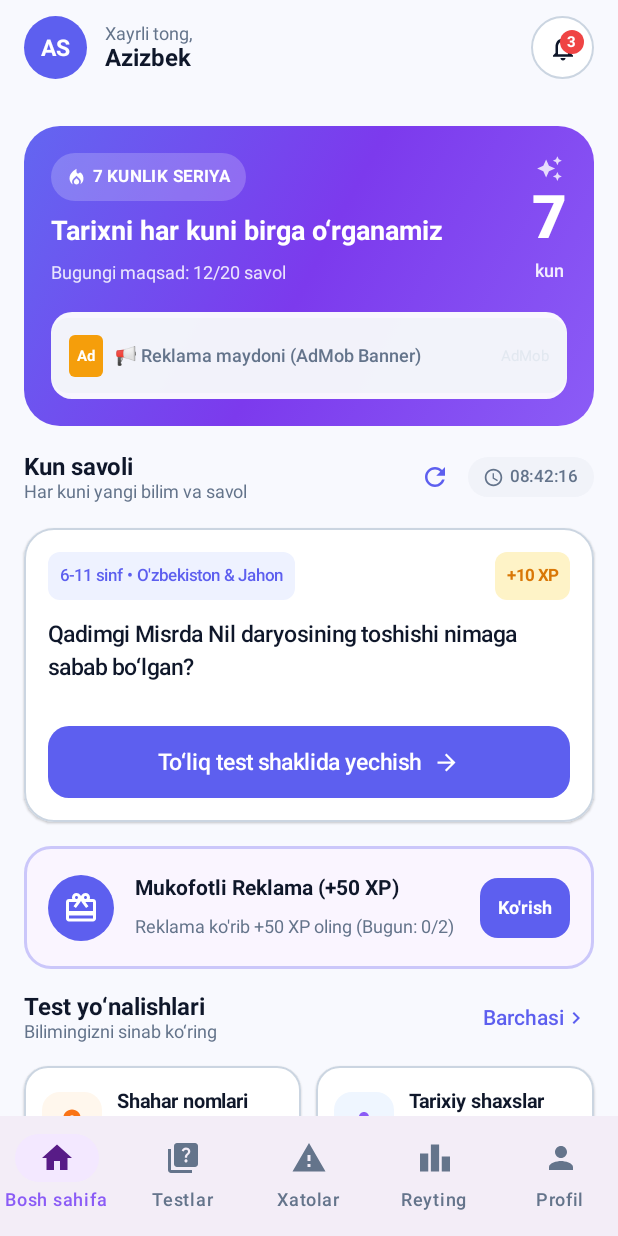
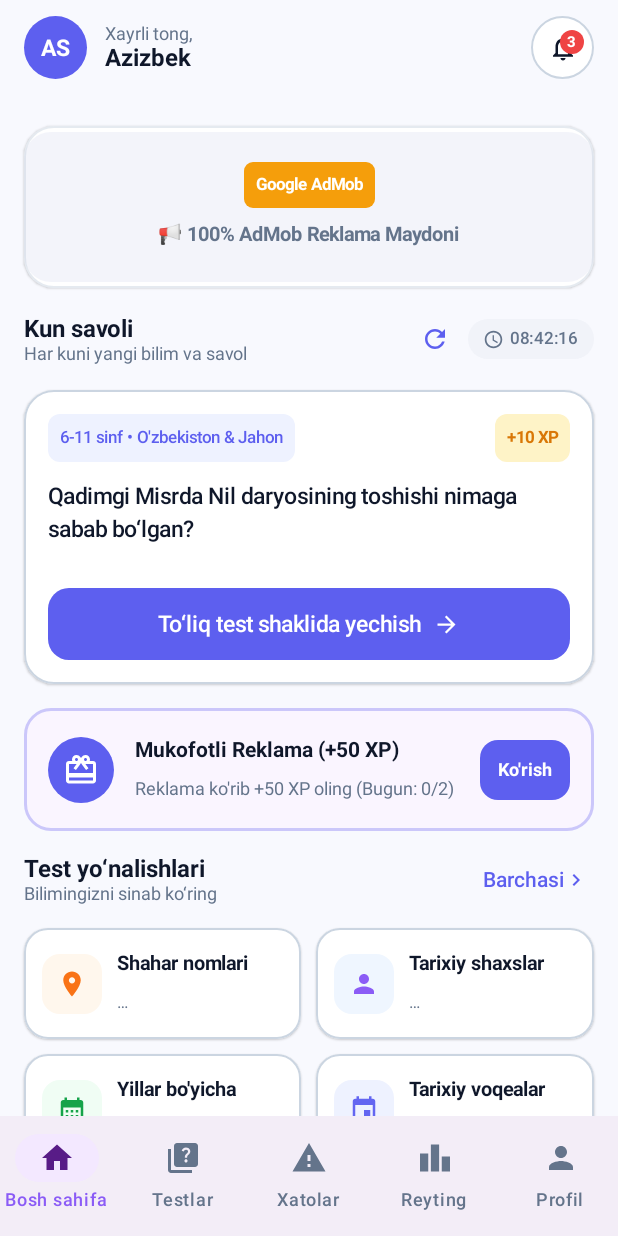
Before and after one commit to Mrxforte/TarixUstoz, an Android app built with Jetpack Compose: the screen it shows after launch (MainActivity), on a phone screen of 412 x 824 dp. Run offline under Robolectric (Android 15) with nearby library versions, the phone set to English and light mode, and no system bars; our stand-ins replace AdMob, Dagger/Hilt's generated code, Room's generated code; pictures from the network do not load; 2 statements that could not run were skipped.

Commit message:
Make hero banner 100% dedicated to Google AdMob banner ads with auto-refresh

```diff
--- a/app/src/main/java/com/tarixustoz/app/ads/AdMobManager.kt
+++ b/app/src/main/java/com/tarixustoz/app/ads/AdMobManager.kt
@@ -5,7 +5,6 @@ import android.content.Context
 import android.content.ContextWrapper
 import android.util.Log
 import android.widget.Toast
-import androidx.compose.foundation.BorderStroke
 import androidx.compose.foundation.layout.*
 import androidx.compose.foundation.shape.RoundedCornerShape
 import androidx.compose.material3.MaterialTheme
@@ -164,6 +163,113 @@ object AdMobManager {
     }
 
     /**
+     * 100% Dedicated Large/Medium AdMob Banner Ad View for Hero Banner Slot.
+     * Auto-refreshes every 30 seconds.
+     */
+    @Composable
+    fun DedicatedHeroBannerAdView(
+        modifier: Modifier = Modifier,
+        adUnitId: String = BANNER_AD_UNIT_ID,
+        autoRefreshIntervalSeconds: Long = 30L
+    ) {
+        var isAdLoaded by remember { mutableStateOf(false) }
+        var activeUnitId by remember { mutableStateOf(adUnitId) }
+        var adViewRef by remember { mutableStateOf<AdView?>(null) }
+
+        LaunchedEffect(activeUnitId) {
+            while (isActive) {
+                delay(autoRefreshIntervalSeconds * 1000L)
+                adViewRef?.loadAd(AdRequest.Builder().build())
+            }
+        }
+
+        Box(
+            modifier = modifier
+                .fillMaxWidth()
+                .wrapContentHeight(),
+            contentAlignment = Alignment.Center
+        ) {
+            key(activeUnitId) {
+                AndroidView(
+                    modifier = Modifier.fillMaxWidth(),
+                    factory = { context ->
+                        AdView(context).apply {
+                            setAdSize(AdSize.LARGE_BANNER)
+                            setAdUnitId(activeUnitId)
+                            adListener = object : AdListener() {
+                                override fun onAdLoaded() {
+                                    isAdLoaded = true
+                                }
+
+                                override fun onAdFailedToLoad(loadAdError: LoadAdError) {
+                                    Log.w(TAG, "Hero banner load failed for $activeUnitId: ${loadAdError.message}. Switching to test banner.")
+                                    if (activeUnitId != TEST_BANNER_AD_UNIT_ID) {
+                                        activeUnitId = TEST_BANNER_AD_UNIT_ID
+                                    }
+                                }
+                            }
+                            loadAd(AdRequest.Builder().build())
+                            adViewRef = this
+                        }
+                    },
+                    update = { adView ->
+                        adViewRef = adView
+                    }
+                )
+            }
+
+            DisposableEffect(activeUnitId) {
+                onDispose {
+                    adViewRef?.destroy()
+                    adViewRef = null
+                }
+            }
+
+            if (!isAdLoaded) {
+                Surface(
+                    shape = RoundedCornerShape(18.dp),
+                    color = MaterialTheme.colorScheme.surfaceVariant.copy(alpha = 0.85f),
+                    modifier = Modifier
+                        .fillMaxWidth()
+                        .height(100.dp)
+                ) {
+                    Box(
+                        modifier = Modifier
+                            .fillMaxSize()
+                            .padding(16.dp),
+                        contentAlignment = Alignment.Center
+                    ) {
+                        Column(
+                            horizontalAlignment = Alignment.CenterHorizontally,
+                            verticalArrangement = Arrangement.Center
+                        ) {
+                            Surface(
+                                shape = RoundedCornerShape(6.dp),
+                                color = Color(0xFFF59E0B)
+                            ) {
+                                Text(
+                                    text = "Google AdMob",
+                                    color = Color.White,
+                                    fontSize = 11.sp,
+                                    fontWeight = FontWeight.Bold,
+                                    modifier = Modifier.padding(horizontal = 8.dp, vertical = 3.dp)
+                                )
+                            }
+                            Spacer(Modifier.height(6.dp))
+                            Text(
+                                text = "📢 100% AdMob Reklama Maydoni",
+                                fontSize = 13.sp,
+                                fontWeight = FontWeight.Bold,
+                                color = MaterialTheme.colorScheme.onSurfaceVariant
+                            )
+                        }
+                    }
+                }
+            }
+        }
+    }
+
+    /**
      * Loads and shows a Rewarded Video Ad.
      * Falls back to test rewarded ad if primary ID is pending approval.
      */
@@ -190,7 +296,6 @@ object AdMobManager {
                 override fun onAdFailedToLoad(loadAdError: LoadAdError) {
                     Log.w(TAG, "Rewarded ad failed for $adUnitId: ${loadAdError.message}. Trying test ad...")
                     if (adUnitId != TEST_REWARDED_AD_UNIT_ID) {
-                        // Fallback to test ad ID so user can test the reward flow
                         showRewardedAd(activity, TEST_REWARDED_AD_UNIT_ID, onRewardEarned, onAdFailedToLoad)
                     } else {
                         Toast.makeText(activity, "Reklama yuklanmadi. Internetingizni tekshirib, qayta urinib ko'ring.", Toast.LENGTH_SHORT).show()
--- a/app/src/main/java/com/tarixustoz/app/presentation/home/HomeScreen.kt
+++ b/app/src/main/java/com/tarixustoz/app/presentation/home/HomeScreen.kt
@@ -212,111 +212,13 @@ fun HomeScreen(
             ) {
                 item { Spacer(Modifier.height(4.dp)) }
 
-            // 2. Daily Streak Gradient Card with Integrated AdMob Banner
+            // 2. 100% Dedicated AdMob Banner Card (Hero Slot)
             item {
                 Surface(
-                    shape = RoundedCornerShape(24.dp),
-                    modifier = Modifier
-                        .fillMaxWidth()
-                        .clickable { onNavigateToQuiz("streak_campaign") }
-                        .testTag("home_streak_banner")
-                ) {
-                    Box(
-                        modifier = Modifier
-                            .background(
-                                Brush.linearGradient(
-                                    listOf(
-                                        Color(0xFF6366F1),
-                                        Color(0xFF7C3AED),
-                                        Color(0xFF8B5CF6)
-                                    )
-                                )
-                            )
-                            .padding(18.dp)
-                    ) {
-                        Column(
-                            verticalArrangement = Arrangement.spacedBy(14.dp)
-                        ) {
-                            Row(
-                                modifier = Modifier.fillMaxWidth(),
-                                horizontalArrangement = Arrangement.SpaceBetween,
-                                verticalAlignment = Alignment.CenterVertically
-                            ) {
-                                Column(modifier = Modifier.weight(1f)) {
-                                    // 7 KUNLIK SERIYA Pill
-                                    Surface(
-                                        shape = RoundedCornerShape(50),
-                                        color = Color.White.copy(alpha = 0.2f),
-                                        modifier = Modifier.wrapContentSize()
-                                    ) {
-                                        Row(
-                                            modifier = Modifier.padding(horizontal = 10.dp, vertical = 4.dp),
-                                            verticalAlignment = Alignment.CenterVertically
-                                        ) {
-                                            Icon(
-                                                Icons.Filled.LocalFireDepartment,
-                                                contentDescription = null,
-                                                tint = Color.White,
-                                                modifier = Modifier.size(14.dp)
-                                            )
-                                            Spacer(Modifier.width(4.dp))
-                                            Text(
-                                                "${uiState.streak} KUNLIK SERIYA",
-                                                color = Color.White,
-                                                fontSize = 11.sp,
-                                                fontWeight = FontWeight.Bold,
-                                                letterSpacing = 0.5.sp
-                                            )
-                                        }
-                                    }
-
-                                    Spacer(Modifier.height(8.dp))
-                                    Text(
-                                        text = "Tarixni har kuni birga o‘rganamiz",
-                                        color = Color.White,
-                                        fontSize = 18.sp,
-                                        fontWeight = FontWeight.Bold
-                                    )
-
-                                    Spacer(Modifier.height(4.dp))
-                                    Text(
-                                        text = "Bugungi maqsad: ${uiState.todayGoalCompleted}/${uiState.todayGoalTotal} savol",
-                                        color = Color.White.copy(alpha = 0.85f),
-                                        fontSize = 12.sp
-                                    )
-                                }
-
-                                // Right Streak Badge
-                                Column(
-                                    horizontalAlignment = Alignment.CenterHorizontally,
-                                    modifier = Modifier.padding(start = 8.dp)
-                                ) {
-                                    Icon(
-                                        Icons.Filled.AutoAwesome,
-                                        contentDescription = null,
-                                        tint = Color.White.copy(alpha = 0.8f),
-                                        modifier = Modifier.size(18.dp)
-                                    )
-                                    Text(
-                                        text = "${uiState.streak}",
-                                        color = Color.White,
-                                        fontSize = 40.sp,
-                                        fontWeight = FontWeight.ExtraBold,
-                                        lineHeight = 42.sp
-                                    )
-                                    Text(
-                                        text = "kun",
-                                        color = Color.White.copy(alpha = 0.9f),
-                                        fontSize = 12.sp,
-                                        fontWeight = FontWeight.Medium
-                                    )
-                                }
-                            }
-
-                            // Integrated AdMob Banner View INSIDE Hero Banner Card
-                            Surface(
-                                shape = RoundedCornerShape(14.dp),
-                                color = Color.White.copy(alpha = 0.95f),
+                    shape = RoundedCornerShape(20.dp),
+                    color = MaterialTheme.colorScheme.surface,
+                    border = BorderStroke(1.dp, MaterialTheme.colorScheme.outlineVariant.copy(alpha = 0.5f)),
+                    shadowElevation = 1.dp,
                     modifier = Modifier.fillMaxWidth()
                 ) {
                     Box(
@@ -325,12 +227,9 @@ fun HomeScreen(
                             .padding(vertical = 4.dp),
                         contentAlignment = Alignment.Center
                     ) {
-                                    AdMobManager.BannerAdView(
+                        AdMobManager.DedicatedHeroBannerAdView(
                             modifier = Modifier.fillMaxWidth()
                         )
-                                }
-                            }
-                        }
                     }
                 }
             }
```
Lines whose indentation alone changed are shown as unchanged.
